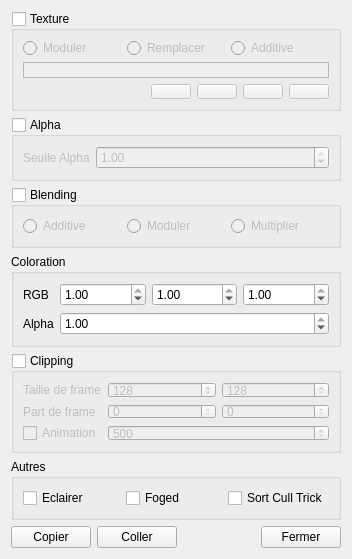
Qt form sources/matedit.ui (b4n92uid/theball-editor) before a commit.
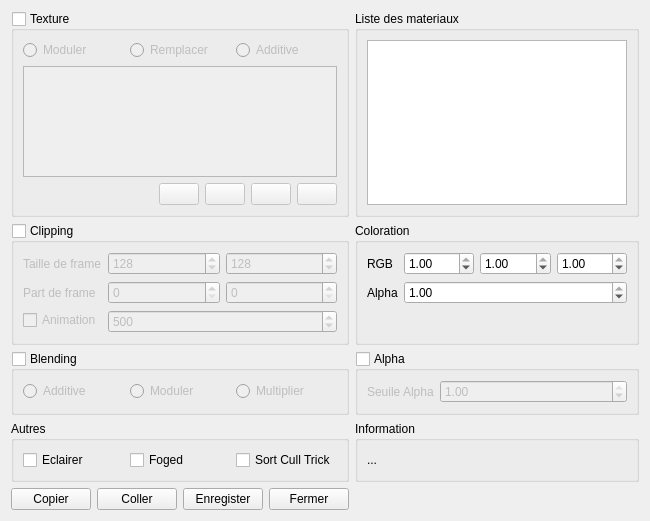
The same form after that commit. Icons and pictures are not drawn.

Commit message: Support of editing material file from editor

```diff
--- a/sources/matedit.ui
+++ b/sources/matedit.ui
@@ -6,8 +6,8 @@
    <rect>
     <x>0</x>
     <y>0</y>
-    <width>352</width>
-    <height>559</height>
+    <width>650</width>
+    <height>521</height>
    </rect>
   </property>
   <property name="minimumSize">
@@ -19,8 +19,8 @@
   <property name="windowTitle">
    <string>Editeur de materiaux</string>
   </property>
-  <layout class="QVBoxLayout" name="verticalLayout">
-   <item>
+  <layout class="QGridLayout" name="gridLayout">
+   <item row="0" column="0">
     <widget class="QGroupBox" name="textured">
      <property name="title">
       <string>Texture</string>
@@ -124,168 +124,26 @@
      </layout>
     </widget>
    </item>
-   <item>
-    <widget class="QGroupBox" name="alpha">
+   <item row="0" column="1">
+    <widget class="QGroupBox" name="groupBox_2">
      <property name="title">
-      <string>Alpha</string>
+      <string>Liste des materiaux</string>
      </property>
-     <property name="checkable">
-      <bool>true</bool>
-     </property>
-     <property name="checked">
-      <bool>false</bool>
-     </property>
-     <layout class="QVBoxLayout" name="verticalLayout_3">
+     <layout class="QVBoxLayout" name="verticalLayout_6">
       <item>
-       <layout class="QFormLayout" name="formLayout_3">
-        <property name="fieldGrowthPolicy">
-         <enum>QFormLayout::AllNonFixedFieldsGrow</enum>
+       <widget class="QListView" name="materialsView">
+        <property name="sizePolicy">
+         <sizepolicy hsizetype="Expanding" vsizetype="Minimum">
+          <horstretch>0</horstretch>
+          <verstretch>0</verstretch>
+         </sizepolicy>
         </property>
-        <item row="0" column="0">
-         <widget class="QLabel" name="label_39">
-          <property name="text">
-           <string>Seuile Alpha</string>
-          </property>
-         </widget>
-        </item>
-        <item row="0" column="1">
-         <widget class="QDoubleSpinBox" name="alphathreshold">
-          <property name="maximum">
-           <double>1.000000000000000</double>
-          </property>
-          <property name="singleStep">
-           <double>0.100000000000000</double>
-          </property>
-          <property name="value">
-           <double>1.000000000000000</double>
-          </property>
-         </widget>
-        </item>
-       </layout>
-      </item>
-     </layout>
-    </widget>
-   </item>
-   <item>
-    <widget class="QGroupBox" name="blending">
-     <property name="title">
-      <string>Blending</string>
-     </property>
-     <property name="checkable">
-      <bool>true</bool>
-     </property>
-     <property name="checked">
-      <bool>false</bool>
-     </property>
-     <layout class="QVBoxLayout" name="verticalLayout_2">
-      <item>
-       <layout class="QHBoxLayout" name="horizontalLayout_3">
-        <item>
-         <widget class="QRadioButton" name="blend_additive">
-          <property name="text">
-           <string>Additive</string>
-          </property>
-         </widget>
-        </item>
-        <item>
-         <widget class="QRadioButton" name="blend_modulate">
-          <property name="text">
-           <string>Moduler</string>
-          </property>
-         </widget>
-        </item>
-        <item>
-         <widget class="QRadioButton" name="blend_mul">
-          <property name="text">
-           <string>Multiplier</string>
-          </property>
-         </widget>
-        </item>
-       </layout>
-      </item>
-     </layout>
-    </widget>
-   </item>
-   <item>
-    <widget class="QGroupBox" name="groupBox">
-     <property name="title">
-      <string>Coloration</string>
-     </property>
-     <layout class="QFormLayout" name="formLayout">
-      <item row="0" column="0">
-       <widget class="QLabel" name="label_3">
-        <property name="text">
-         <string>RGB</string>
-        </property>
        </widget>
       </item>
-      <item row="0" column="1">
-       <layout class="QHBoxLayout" name="horizontalLayout_6">
-        <item>
-         <widget class="QDoubleSpinBox" name="color_r">
-          <property name="maximum">
-           <double>1.000000000000000</double>
-          </property>
-          <property name="singleStep">
-           <double>0.010000000000000</double>
-          </property>
-          <property name="value">
-           <double>1.000000000000000</double>
-          </property>
-         </widget>
-        </item>
-        <item>
-         <widget class="QDoubleSpinBox" name="color_g">
-          <property name="maximum">
-           <double>1.000000000000000</double>
-          </property>
-          <property name="singleStep">
-           <double>0.010000000000000</double>
-          </property>
-          <property name="value">
-           <double>1.000000000000000</double>
-          </property>
-         </widget>
-        </item>
-        <item>
-         <widget class="QDoubleSpinBox" name="color_b">
-          <property name="maximum">
-           <double>1.000000000000000</double>
-          </property>
-          <property name="singleStep">
-           <double>0.010000000000000</double>
-          </property>
-          <property name="value">
-           <double>1.000000000000000</double>
-          </property>
-         </widget>
-        </item>
-       </layout>
-      </item>
-      <item row="1" column="0">
-       <widget class="QLabel" name="label_4">
-        <property name="text">
-         <string>Alpha</string>
-        </property>
-       </widget>
-      </item>
-      <item row="1" column="1">
-       <widget class="QDoubleSpinBox" name="color_a">
-        <property name="maximum">
-         <double>1.000000000000000</double>
-        </property>
-        <property name="singleStep">
-         <double>0.010000000000000</double>
-        </property>
-        <property name="value">
-         <double>1.000000000000000</double>
-        </property>
-       </widget>
-      </item>
      </layout>
     </widget>
    </item>
-   <item>
+   <item row="1" column="0">
     <widget class="QGroupBox" name="cliping">
      <property name="title">
       <string>Clipping</string>
@@ -385,7 +243,168 @@
      </layout>
     </widget>
    </item>
-   <item>
+   <item row="1" column="1">
+    <widget class="QGroupBox" name="groupBox">
+     <property name="title">
+      <string>Coloration</string>
+     </property>
+     <layout class="QFormLayout" name="formLayout">
+      <item row="0" column="0">
+       <widget class="QLabel" name="label_3">
+        <property name="text">
+         <string>RGB</string>
+        </property>
+       </widget>
+      </item>
+      <item row="0" column="1">
+       <layout class="QHBoxLayout" name="horizontalLayout_6">
+        <item>
+         <widget class="QDoubleSpinBox" name="color_r">
+          <property name="maximum">
+           <double>1.000000000000000</double>
+          </property>
+          <property name="singleStep">
+           <double>0.010000000000000</double>
+          </property>
+          <property name="value">
+           <double>1.000000000000000</double>
+          </property>
+         </widget>
+        </item>
+        <item>
+         <widget class="QDoubleSpinBox" name="color_g">
+          <property name="maximum">
+           <double>1.000000000000000</double>
+          </property>
+          <property name="singleStep">
+           <double>0.010000000000000</double>
+          </property>
+          <property name="value">
+           <double>1.000000000000000</double>
+          </property>
+         </widget>
+        </item>
+        <item>
+         <widget class="QDoubleSpinBox" name="color_b">
+          <property name="maximum">
+           <double>1.000000000000000</double>
+          </property>
+          <property name="singleStep">
+           <double>0.010000000000000</double>
+          </property>
+          <property name="value">
+           <double>1.000000000000000</double>
+          </property>
+         </widget>
+        </item>
+       </layout>
+      </item>
+      <item row="1" column="0">
+       <widget class="QLabel" name="label_4">
+        <property name="text">
+         <string>Alpha</string>
+        </property>
+       </widget>
+      </item>
+      <item row="1" column="1">
+       <widget class="QDoubleSpinBox" name="color_a">
+        <property name="maximum">
+         <double>1.000000000000000</double>
+        </property>
+        <property name="singleStep">
+         <double>0.010000000000000</double>
+        </property>
+        <property name="value">
+         <double>1.000000000000000</double>
+        </property>
+       </widget>
+      </item>
+     </layout>
+    </widget>
+   </item>
+   <item row="2" column="0">
+    <widget class="QGroupBox" name="blending">
+     <property name="title">
+      <string>Blending</string>
+     </property>
+     <property name="checkable">
+      <bool>true</bool>
+     </property>
+     <property name="checked">
+      <bool>false</bool>
+     </property>
+     <layout class="QVBoxLayout" name="verticalLayout_2">
+      <item>
+       <layout class="QHBoxLayout" name="horizontalLayout_3">
+        <item>
+         <widget class="QRadioButton" name="blend_additive">
+          <property name="text">
+           <string>Additive</string>
+          </property>
+         </widget>
+        </item>
+        <item>
+         <widget class="QRadioButton" name="blend_modulate">
+          <property name="text">
+           <string>Moduler</string>
+          </property>
+         </widget>
+        </item>
+        <item>
+         <widget class="QRadioButton" name="blend_mul">
+          <property name="text">
+           <string>Multiplier</string>
+          </property>
+         </widget>
+        </item>
+       </layout>
+      </item>
+     </layout>
+    </widget>
+   </item>
+   <item row="2" column="1">
+    <widget class="QGroupBox" name="alpha">
+     <property name="title">
+      <string>Alpha</string>
+     </property>
+     <property name="checkable">
+      <bool>true</bool>
+     </property>
+     <property name="checked">
+      <bool>false</bool>
+     </property>
+     <layout class="QVBoxLayout" name="verticalLayout_3">
+      <item>
+       <layout class="QFormLayout" name="formLayout_3">
+        <property name="fieldGrowthPolicy">
+         <enum>QFormLayout::AllNonFixedFieldsGrow</enum>
+        </property>
+        <item row="0" column="0">
+         <widget class="QLabel" name="label_39">
+          <property name="text">
+           <string>Seuile Alpha</string>
+          </property>
+         </widget>
+        </item>
+        <item row="0" column="1">
+         <widget class="QDoubleSpinBox" name="alphathreshold">
+          <property name="maximum">
+           <double>1.000000000000000</double>
+          </property>
+          <property name="singleStep">
+           <double>0.100000000000000</double>
+          </property>
+          <property name="value">
+           <double>1.000000000000000</double>
+          </property>
+         </widget>
+        </item>
+       </layout>
+      </item>
+     </layout>
+    </widget>
+   </item>
+   <item row="3" column="0">
     <widget class="QGroupBox" name="others">
      <property name="title">
       <string>Autres</string>
@@ -415,7 +434,23 @@
      </layout>
     </widget>
    </item>
-   <item>
+   <item row="3" column="1">
+    <widget class="QGroupBox" name="groupBox_3">
+     <property name="title">
+      <string>Information</string>
+     </property>
+     <layout class="QVBoxLayout" name="verticalLayout">
+      <item>
+       <widget class="QLabel" name="materialInfo">
+        <property name="text">
+         <string>...</string>
+        </property>
+       </widget>
+      </item>
+     </layout>
+    </widget>
+   </item>
+   <item row="7" column="0">
     <layout class="QHBoxLayout" name="horizontalLayout_8">
      <item>
       <widget class="QPushButton" name="copy">
@@ -440,17 +475,11 @@
       </widget>
      </item>
      <item>
-      <spacer name="horizontalSpacer_2">
-       <property name="orientation">
-        <enum>Qt::Horizontal</enum>
+      <widget class="QPushButton" name="save">
+       <property name="text">
+        <string>Enregister</string>
        </property>
-       <property name="sizeHint" stdset="0">
-        <size>
-         <width>40</width>
-         <height>20</height>
-        </size>
-       </property>
-      </spacer>
+      </widget>
      </item>
      <item>
       <widget class="QPushButton" name="pushButton">
```
Left out of the diff: 6 changed lines with no effect on the pictures. The commit also changes 9 other files.
